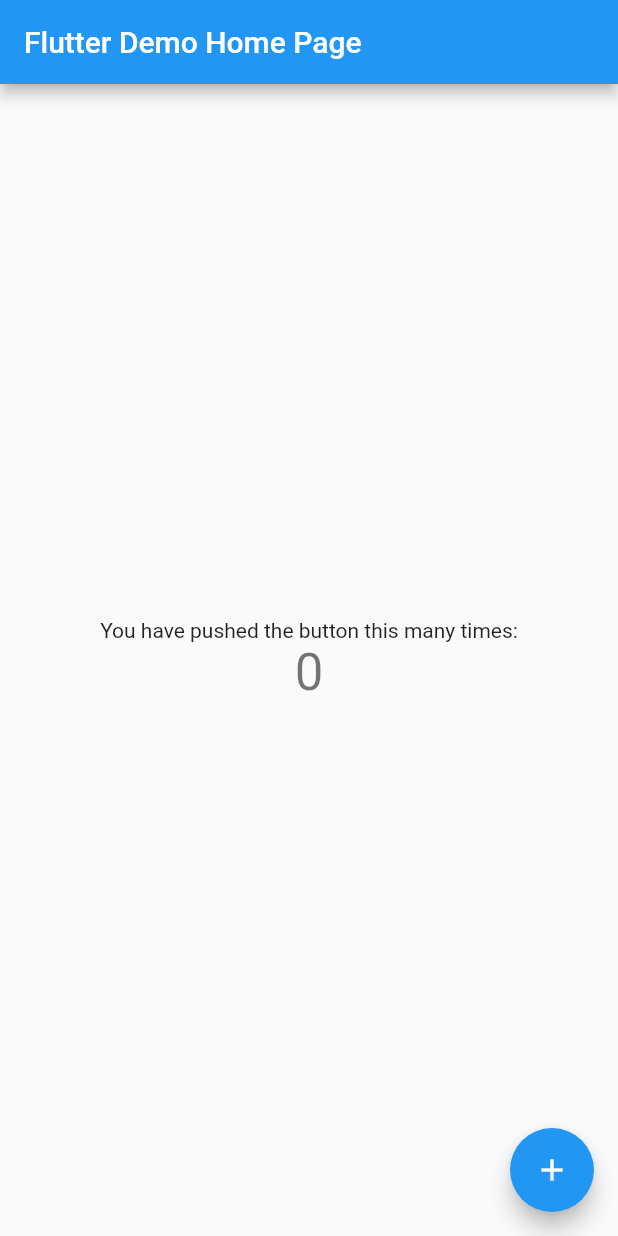
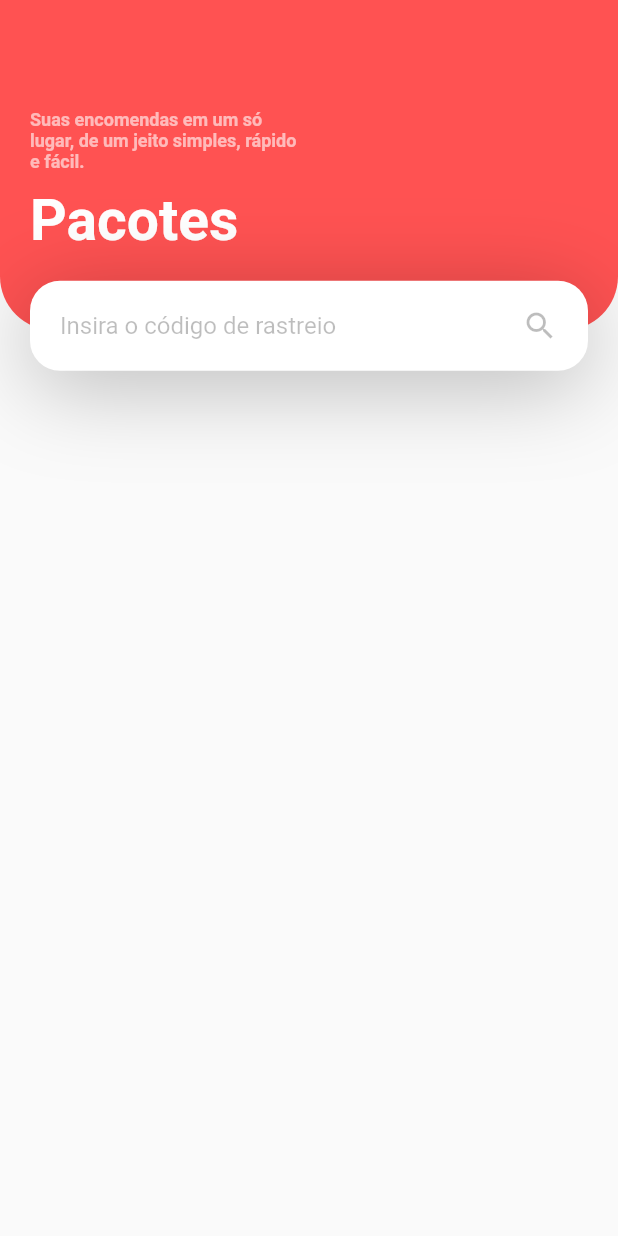
Before and after one commit to Natanlimap/etrack, a Flutter app: the screen it shows after launch, on a phone screen of 412 x 824 dp. Run offline on Flutter 3.47's test engine with Material 2 defaults, Android fonts, the phone set to English and light mode, and no system bars.

Commit message:
created gradient Decoration, top bar from package page is done

```diff
--- /dev/null
+++ b/lib/components/gradient.dart
@@ -0,0 +1,11 @@
+import 'package:flutter/cupertino.dart';
+
+BoxDecoration mainBackground(){
+  return BoxDecoration(
+      gradient: LinearGradient(
+        colors: [Color.fromRGBO(254, 123, 67, 100), Color.fromRGBO(245, 51, 111, 100)],
+        end: Alignment.bottomCenter,
+        begin: Alignment.topCenter,
+      )
+  );
+}
--- a/lib/main.dart
+++ b/lib/main.dart
@@ -1,3 +1,4 @@
+import 'package:etrack/pages/packets.dart';
 import 'package:flutter/material.dart';
 
 void main() => runApp(MyApp());
@@ -20,92 +21,7 @@
         // is not restarted.
         primarySwatch: Colors.blue,
       ),
-      home: MyHomePage(title: 'Flutter Demo Home Page'),
+      home: PacketsMain(),
     );
   }
 }
-
-class MyHomePage extends StatefulWidget {
-  MyHomePage({Key key, this.title}) : super(key: key);
-
-  // This widget is the home page of your application. It is stateful, meaning
-  // that it has a State object (defined below) that contains fields that affect
-  // how it looks.
-
-  // This class is the configuration for the state. It holds the values (in this
-  // case the title) provided by the parent (in this case the App widget) and
-  // used by the build method of the State. Fields in a Widget subclass are
-  // always marked "final".
-
-  final String title;
-
-  @override
-  _MyHomePageState createState() => _MyHomePageState();
-}
-
-class _MyHomePageState extends State<MyHomePage> {
-  int _counter = 0;
-
-  void _incrementCounter() {
-    setState(() {
-      // This call to setState tells the Flutter framework that something has
-      // changed in this State, which causes it to rerun the build method below
-      // so that the display can reflect the updated values. If we changed
-      // _counter without calling setState(), then the build method would not be
-      // called again, and so nothing would appear to happen.
-      _counter++;
-    });
-  }
-
-  @override
-  Widget build(BuildContext context) {
-    // This method is rerun every time setState is called, for instance as done
-    // by the _incrementCounter method above.
-    //
-    // The Flutter framework has been optimized to make rerunning build methods
-    // fast, so that you can just rebuild anything that needs updating rather
-    // than having to individually change instances of widgets.
-    return Scaffold(
-      appBar: AppBar(
-        // Here we take the value from the MyHomePage object that was created by
-        // the App.build method, and use it to set our appbar title.
-        title: Text(widget.title),
-      ),
-      body: Center(
-        // Center is a layout widget. It takes a single child and positions it
-        // in the middle of the parent.
-        child: Column(
-          // Column is also a layout widget. It takes a list of children and
-          // arranges them vertically. By default, it sizes itself to fit its
-          // children horizontally, and tries to be as tall as its parent.
-          //
-          // Invoke "debug painting" (press "p" in the console, choose the
-          // "Toggle Debug Paint" action from the Flutter Inspector in Android
-          // Studio, or the "Toggle Debug Paint" command in Visual Studio Code)
-          // to see the wireframe for each widget.
-          //
-          // Column has various properties to control how it sizes itself and
-          // how it positions its children. Here we use mainAxisAlignment to
-          // center the children vertically; the main axis here is the vertical
-          // axis because Columns are vertical (the cross axis would be
-          // horizontal).
-          mainAxisAlignment: MainAxisAlignment.center,
-          children: <Widget>[
-            Text(
-              'You have pushed the button this many times:',
-            ),
-            Text(
-              '$_counter',
-              style: Theme.of(context).textTheme.display1,
-            ),
-          ],
-        ),
-      ),
-      floatingActionButton: FloatingActionButton(
-        onPressed: _incrementCounter,
-        tooltip: 'Increment',
-        child: Icon(Icons.add),
-      ), // This trailing comma makes auto-formatting nicer for build methods.
-    );
-  }
-}
--- /dev/null
+++ b/lib/pages/packets.dart
@@ -0,0 +1,125 @@
+import 'package:flutter/cupertino.dart';
+import 'package:flutter/material.dart';
+
+class PacketsMain extends StatefulWidget {
+  @override
+  _PacketsMainState createState() => _PacketsMainState();
+}
+
+class _PacketsMainState extends State<PacketsMain> {
+  @override
+  Widget build(BuildContext context) {
+    Size size = MediaQuery.of(context).size;
+
+    return MaterialApp(
+      home: Scaffold(
+          body: Column(
+            children: <Widget>[
+              Container(
+
+                height: size.height*0.3,
+                child: Stack(
+                  children: <Widget>[
+                    Container(
+                      width: size.width,
+                      padding: EdgeInsets.only(left: 20, bottom: 50),
+                      height: size.height*0.3 - 27,
+                      decoration: BoxDecoration(
+                        color: Colors.redAccent,
+                        borderRadius: BorderRadius.only(
+                          bottomRight: Radius.circular(36),
+                          bottomLeft: Radius.circular(36)
+                        )
+                      ),
+                      child: Column(
+                        mainAxisAlignment: MainAxisAlignment.end,
+                        children: <Widget>[
+                          Container(
+                            padding: EdgeInsets.only(right: size.width*0.5, bottom: 10),
+                            child: Text(
+                              "Suas encomendas em um só lugar, de um jeito simples, rápido e fácil.",
+                              style: TextStyle(
+                                  color: Colors.white60,
+                                  fontWeight: FontWeight.bold,
+                                  fontSize: 12
+                              ),
+                            ),
+                          ),
+                         Row(
+                           mainAxisAlignment: MainAxisAlignment.start,
+                           children: <Widget>[
+                             Text(
+                               "Pacotes",
+                               style: TextStyle(
+                                   color: Colors.white,
+                                   fontWeight: FontWeight.bold,
+                                   fontSize: 38
+                               ),
+                             )
+                           ],
+                         )
+                        ],
+                      ),
+                    ),
+
+                    //positioning  form
+                    Positioned(
+                      bottom: 0,
+                      left: 0,
+                      right: 0,
+                      child: Container(
+                        alignment: Alignment.center,
+                        margin: EdgeInsets.symmetric(horizontal: 20),
+                        padding: EdgeInsets.symmetric(horizontal: 20),
+                        height: 60,
+                        decoration: BoxDecoration(
+                          color: Colors.white,
+                          borderRadius: BorderRadius.circular(20),
+                          boxShadow: [
+                            BoxShadow(
+                              offset: Offset(0, 10),
+                              blurRadius: 50,
+                              color: Colors.black26
+                            )
+                          ]
+                        ),
+
+                        //tracking code form
+                        child: Row(
+                          children: <Widget>[
+                            Expanded(
+                              child: TextField(
+                                decoration: InputDecoration(
+                                  hintText: "Insira o código de rastreio",
+                                  hintStyle: TextStyle(
+                                    color: Colors.black26,
+                                  ),
+                                  enabledBorder: InputBorder.none,
+                                  focusedBorder: InputBorder.none,
+                                ),
+                              ),
+                            ),
+                            Icon(Icons.search, color: Colors.black26,)
+                          ],
+                        )
+                      ),
+                    )
+
+                  ],
+                ),
+              ),
+
+              //package list
+              Expanded(
+                child: ListView(
+                  children: <Widget>[
+
+                  ],
+                ),
+              )
+            ],
+          ),
+      ),
+    );
+  }
+}
```
